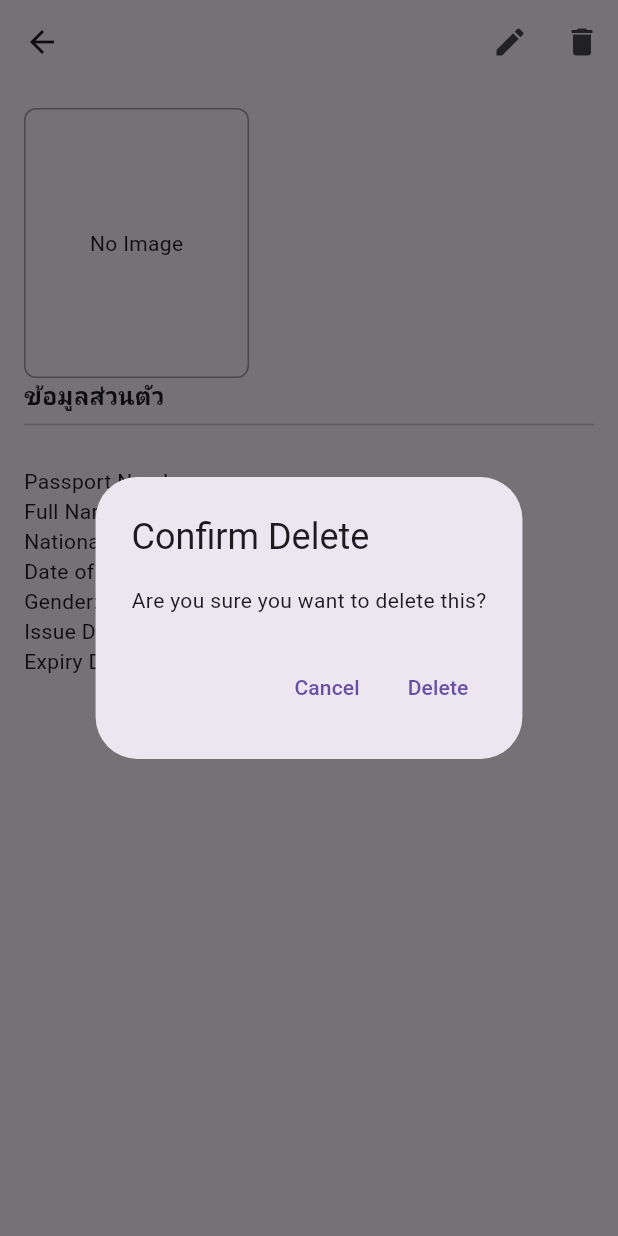
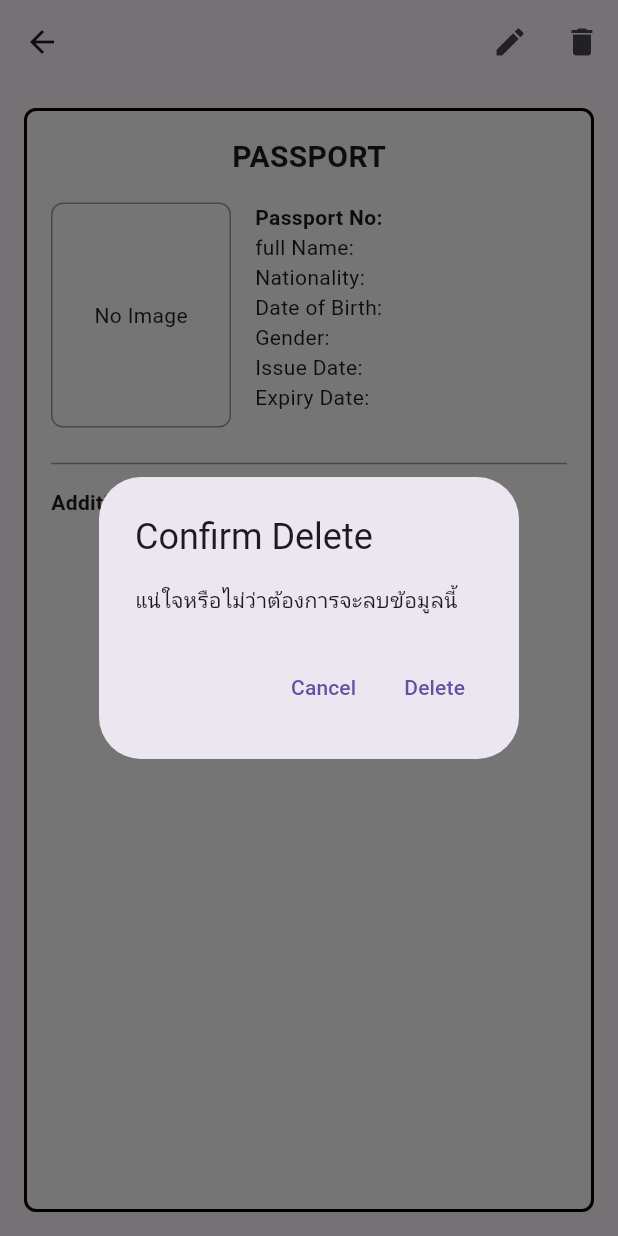
Before and after one commit to phenphitcha4782/app, a Flutter app: the PassportDetailScreen screen opened directly with empty values, after a tap on the "delete" icon, on a phone screen of 412 x 824 dp. Run offline on Flutter 3.47's test engine with Material 3 defaults, Android fonts, the phone set to English and light mode, and no system bars; our stand-ins replace image_picker, sqflite; accounts and stored records are empty.

Commit message:
https://github.com/phenphitcha4782/app

```diff
--- a/lib/screens/passport_detail_screen.dart
+++ b/lib/screens/passport_detail_screen.dart
@@ -32,7 +32,7 @@ class PassportDetailScreen extends StatelessWidget {
                 context: context,
                 builder: (_) => AlertDialog(
                   title: const Text('Confirm Delete'),
-                  content: const Text('Are you sure you want to delete this?'),
+                  content: const Text('แน่ใจหรือไม่ว่าต้องการจะลบข้อมูลนี้'),
                   actions: [
                     TextButton(
                         onPressed: () => Navigator.pop(context, false),
@@ -53,42 +53,54 @@ class PassportDetailScreen extends StatelessWidget {
       ),
       body: Padding(
         padding: const EdgeInsets.all(16.0),
+        child: Container(
+          decoration: BoxDecoration(
+            border: Border.all(color: Colors.black, width: 2),
+            borderRadius: BorderRadius.circular(8),
+            color: Colors.white,
+          ),
+          padding: const EdgeInsets.all(16),
           child: Column(
             crossAxisAlignment: CrossAxisAlignment.start,
             children: [
+              Center(
+                child: Text(
+                  "PASSPORT",
+                  style: TextStyle(fontSize: 20, fontWeight: FontWeight.bold),
+                ),
+              ),
+              const SizedBox(height: 16),
+              Row(
+                crossAxisAlignment: CrossAxisAlignment.start,
+                children: [
                   if (passport.photoPath.isNotEmpty)
-              Center(
-                child: ClipRRect(
+                    ClipRRect(
                       borderRadius: BorderRadius.circular(8),
                       child: Image.file(
                         File(passport.photoPath),
-                    width: 150,
-                    height: 180,
+                        width: 120,
+                        height: 150,
                         fit: BoxFit.cover,
-                  ),
                       ),
                     )
                   else
                     Container(
-                width: 150,
-                height: 180,
+                      width: 120,
+                      height: 150,
                       decoration: BoxDecoration(
                         border: Border.all(color: Colors.grey),
                         borderRadius: BorderRadius.circular(8),
                       ),
                       child: const Center(child: Text('No Image')),
                     ),
-              const Text(
-              'ข้อมูลส่วนตัว',
-              style: TextStyle(
-                fontSize: 16,
-                fontWeight: FontWeight.bold,
-              ),
-            ),
-            const Divider(),
-            const SizedBox(height: 20),
-            Text('Passport Number: ${passport.passportNumber}'),
-            Text('Full Name: ${passport.fullName}'),
+                  const SizedBox(width: 16),
+                  Expanded(
+                    child: Column(
+                      crossAxisAlignment: CrossAxisAlignment.start,
+                      children: [
+                        Text('Passport No: ${passport.passportNumber}',
+                            style: TextStyle(fontWeight: FontWeight.bold)),
+                        Text('full Name: ${passport.fullName}'),
                         Text('Nationality: ${passport.nationality}'),
                         Text('Date of Birth: ${passport.dateOfBirth}'),
                         Text('Gender: ${passport.gender}'),
@@ -97,6 +109,19 @@ class PassportDetailScreen extends StatelessWidget {
                       ],
                     ),
                   ),
+                ],
+              ),
+              const SizedBox(height: 16),
+              Divider(color: Colors.grey),
+              const SizedBox(height: 8),
+              Text(
+                'Additional Information',
+                style: TextStyle(fontWeight: FontWeight.bold),
+              ),
+            ],
+          ),
+        ),
+      ),
     );
   }
 }
--- a/lib/screens/passport_list_screen.dart
+++ b/lib/screens/passport_list_screen.dart
@@ -3,6 +3,7 @@ import 'package:provider/provider.dart';
 import '../provider/passport_provider.dart';
 import 'passport_form_screen.dart';
 import 'passport_detail_screen.dart';
+import '../widget/passport_card.dart';
 
 class PassportListScreen extends StatefulWidget {
   const PassportListScreen({super.key});
@@ -39,6 +40,7 @@ class _PassportListScreenState extends State<PassportListScreen> {
                       builder: (_) => PassportDetailScreen(passport: passport),
                     ),
                   ),
+                  child: PassportCard(passport: passport),
                 );
               },
             ),
--- /dev/null
+++ b/lib/widget/passport_card.dart
@@ -0,0 +1,21 @@
+import 'package:flutter/material.dart';
+import '../models/passport.dart';
+
+class PassportCard extends StatelessWidget {
+  final Passport passport;
+  const PassportCard({super.key, required this.passport});
+
+  @override
+  Widget build(BuildContext context) {
+    return Card(
+      margin: const EdgeInsets.symmetric(horizontal: 10, vertical: 5),
+      child: ListTile(
+        leading: const Icon(Icons.badge, color: Colors.blue),
+        title: Text(passport.fullName),
+        subtitle: Text('Passport: ${passport.passportNumber}\n'
+            'Expiry: ${passport.expiryDate}'),
+        isThreeLine: true,
+      ),
+    );
+  }
+}
--- /dev/null
+++ b/presentation/งาน.txt
@@ -0,0 +1 @@
+https://drive.google.com/drive/folders/1SW0ThXoH4jRWlK4Hj-jMsr9KJ6IN6sRk?usp=drive_link
```
Lines whose indentation alone changed are shown as unchanged.
